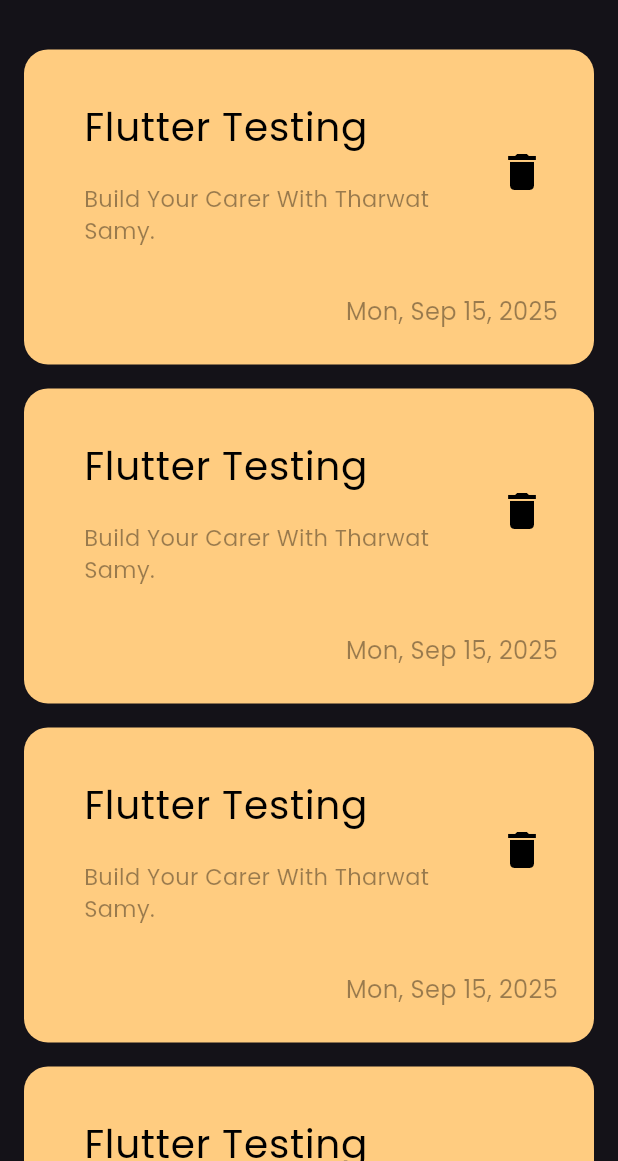
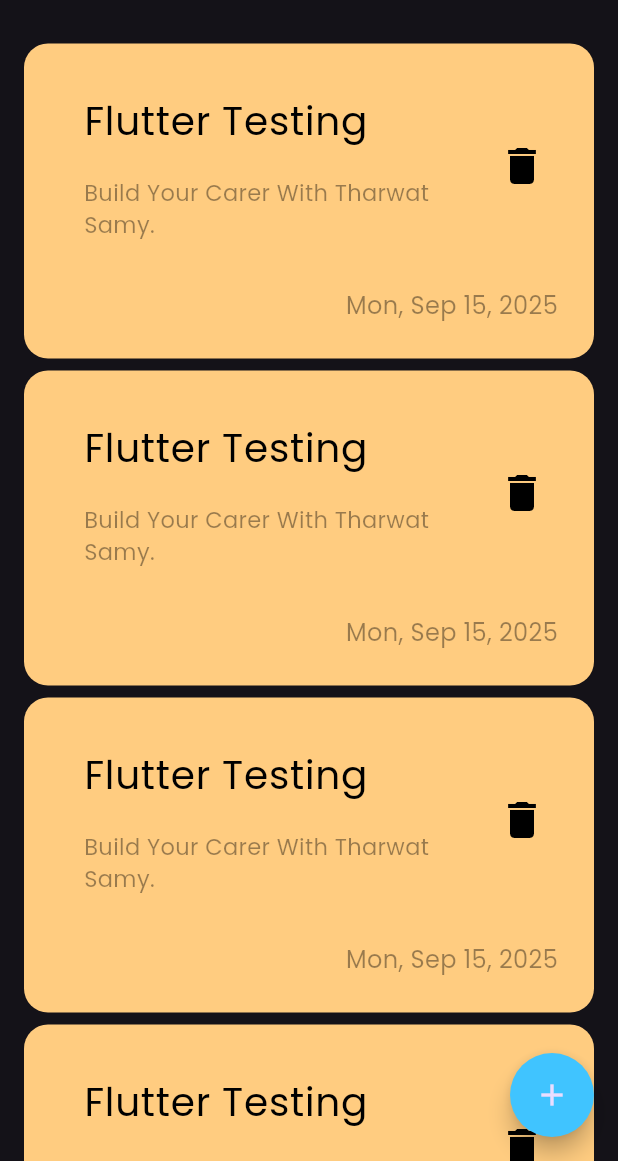
Before and after one commit to MahmoudRamadanDev/Elkok_notes_app, a Flutter app: the screen it shows after launch, on a phone screen of 412 x 824 dp, the part 75-1236 px from its top. Run offline on Flutter 3.47's test engine with Material 3 defaults, Android fonts, the phone set to English and light mode, and no system bars.

Commit message:
add floating action button

```diff
--- a/lib/views/notes_view.dart
+++ b/lib/views/notes_view.dart
@@ -8,6 +8,7 @@ class NotesView extends StatelessWidget {
   Widget build(BuildContext context) {
     return Scaffold(
       body: NotesViewBody(),
-    );
+      floatingActionButton:  FloatingActionButton(onPressed: () {} , backgroundColor:Colors.lightBlueAccent , child: Icon(Icons.add) , shape: CircleBorder(),) ,
+      );
   }
 }
--- a/lib/widgets/custom_note_item.dart
+++ b/lib/widgets/custom_note_item.dart
@@ -3,13 +3,13 @@ import 'package:intl/intl.dart';
 import 'package:notes_app/constant.dart';
 
 class CustomNoteItem extends StatelessWidget {
-  const CustomNoteItem({super.key});
-
+  const CustomNoteItem( {super.key , this.color} );
+  final Color? color ;
   @override
   Widget build(BuildContext context) {
     return Container(
                 decoration: BoxDecoration(
-                  color: Color(0xffFFCC80),
+                  color: color == null ?  Color(0xffFFCC80) : color,
                   borderRadius: BorderRadius.circular(16),
                 ),
                 padding: EdgeInsets.only(left: 24 , top: 24 , bottom: 24),
--- a/lib/widgets/notes_list_view.dart
+++ b/lib/widgets/notes_list_view.dart
@@ -3,13 +3,20 @@ import 'package:notes_app/widgets/custom_note_item.dart';
 
 class NotesListView extends StatelessWidget {
   const NotesListView({super.key});
-
+  // final colors = const [
+  //   Colors.amberAccent,
+  //   Colors.blue,
+  //   Colors.white,
+  //   Colors.deepPurple,
+  //   Colors.pinkAccent,
+  //   Colors.cyanAccent,
+  // ];
   @override
   Widget build(BuildContext context) {
     return ListView.builder(physics: BouncingScrollPhysics(),itemCount: 10,itemBuilder: (context , index) {
       return Padding(
-        padding: const EdgeInsets.symmetric(vertical: 8),
-        child: CustomNoteItem(),
+        padding: const EdgeInsets.symmetric(vertical: 4),
+        child: CustomNoteItem(color: null,),
       );
     });
   }
```
